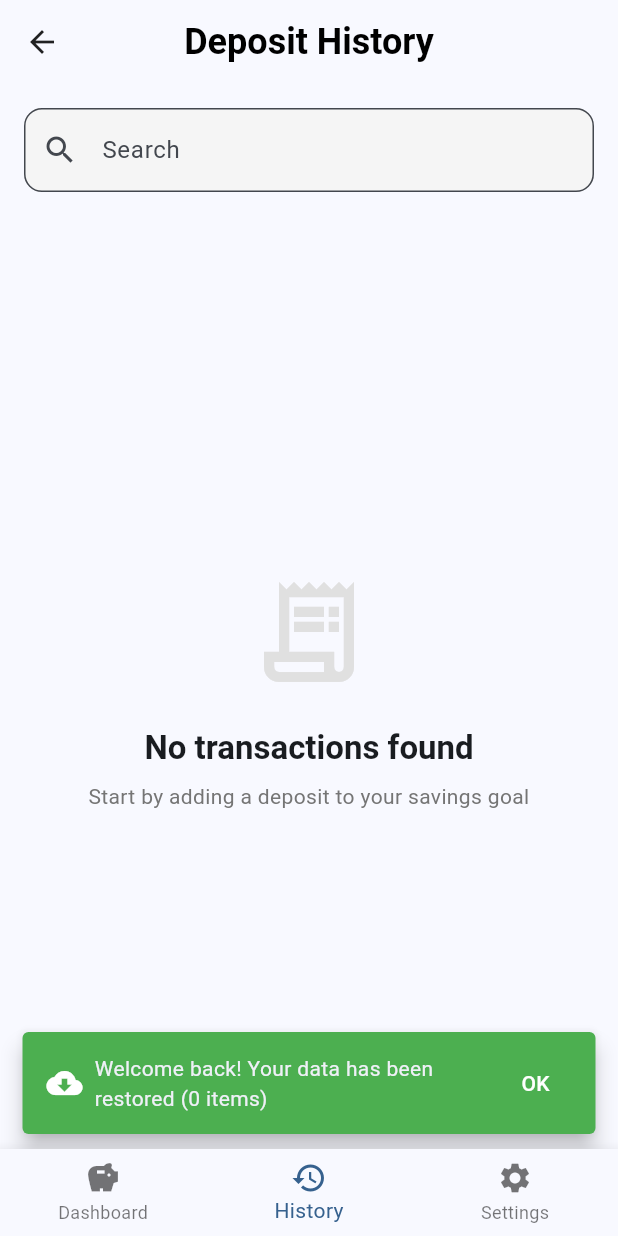
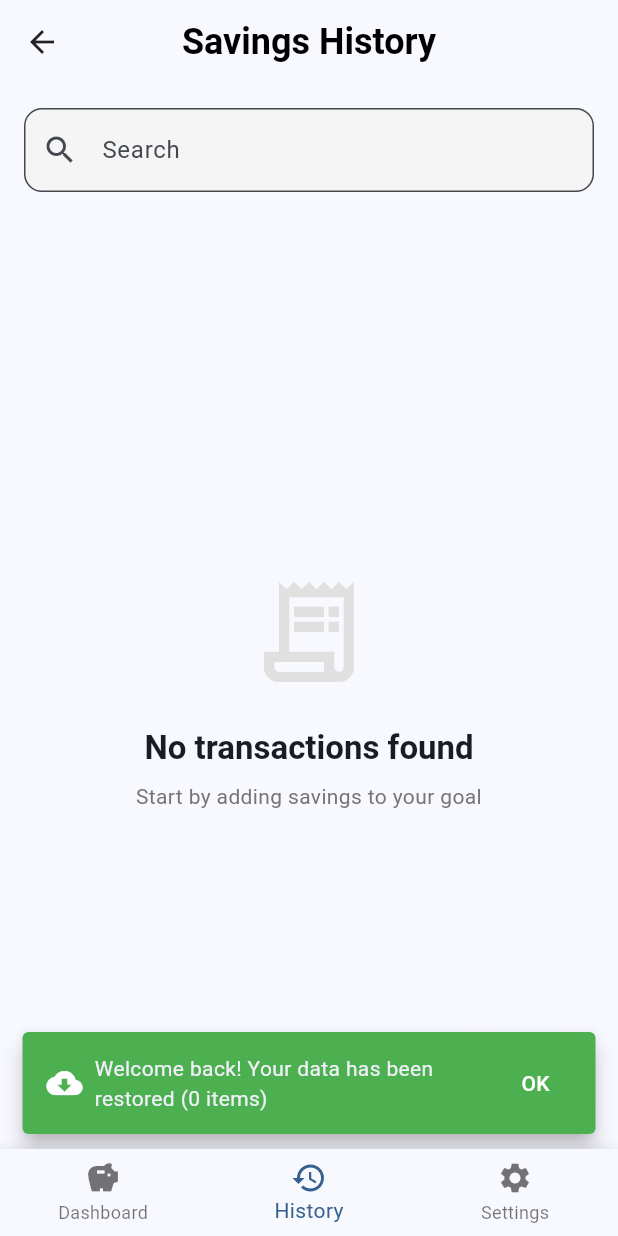
Before and after one commit to arafat-mahmud/expensetracker, a Flutter app: the DepositDashboardPage screen opened directly, item 2 of the bottom bar chosen, on a phone screen of 412 x 824 dp. Run offline on Flutter 3.47's test engine with Material 3 defaults, Android fonts, the phone set to English and light mode, and no system bars; our stand-ins replace cloud_firestore, firebase_auth, firebase_core, fl_chart, google_fonts, google_sign_in and 7 more; accounts and stored records are empty; project files that could hold a hidden picture were left out.

Commit message:
feat: Update terminology from 'Deposit' to 'Savings' across localization and PDF generation

```diff
--- a/lib/l10n/app_localizations.dart
+++ b/lib/l10n/app_localizations.dart
@@ -899,9 +899,9 @@ class EnglishLocalizations extends AppLocalizations {
   @override
   String get expenseMode => 'Expense Mode';
   @override
-  String get depositMode => 'Deposit Mode';
-  @override
-  String get switchToDepositMode => 'Switch to Deposit Mode';
+  String get depositMode => 'Savings Mode';
+  @override
+  String get switchToDepositMode => 'Switch to Savings Mode';
   @override
   String get switchToExpenseMode => 'Switch to Expense Mode';
   @override
@@ -923,11 +923,11 @@ class EnglishLocalizations extends AppLocalizations {
   @override
   String get daysRemaining => 'Days Left';
   @override
-  String get addDeposit => 'Add Deposit';
+  String get addDeposit => 'Add Savings';
   @override
   String get withdraw => 'Withdraw';
   @override
-  String get depositAmount => 'Deposit Amount';
+  String get depositAmount => 'Savings Amount';
   @override
   String get withdrawAmount => 'Withdraw Amount';
   @override
@@ -954,7 +954,7 @@ class EnglishLocalizations extends AppLocalizations {
   @override
   String get pleaseEnterName => 'Please enter a name';
   @override
-  String get depositAdded => 'Deposit added successfully!';
+  String get depositAdded => 'Savings added successfully!';
   @override
   String get withdrawCompleted => 'Withdrawal completed!';
   @override
@@ -964,14 +964,14 @@ class EnglishLocalizations extends AppLocalizations {
   @override
   String get insufficientBalance => 'Insufficient balance';
   @override
-  String get depositHistory => 'Deposit History';
+  String get depositHistory => 'Savings History';
   @override
   String get allProfiles => 'All Goals';
   @override
   String get noMatchingTransactions => 'No matching transactions found';
   @override
   String get startByAddingDeposit =>
-      'Start by adding a deposit to your savings goal';
+      'Start by adding savings to your goal';
 
   @override
   String getCategoryName(String category) {
--- a/lib/screens/deposit/deposit_dashboard_page.dart
+++ b/lib/screens/deposit/deposit_dashboard_page.dart
@@ -455,7 +455,7 @@ class _DepositDashboardPageState extends State<DepositDashboardPage> {
                             ),
                             const SizedBox(width: 4),
                             Text(
-                              'Deposited',
+                              'Saved',
                               style: Theme.of(context)
                                   .textTheme
                                   .bodySmall
--- a/lib/screens/deposit/deposit_profile_detail_page.dart
+++ b/lib/screens/deposit/deposit_profile_detail_page.dart
@@ -415,7 +415,7 @@ class DepositProfileDetailPage extends StatelessWidget {
       builder: (context) => AlertDialog(
         title: const Text('Delete Transaction'),
         content: Text(
-            'Are you sure you want to delete this ${transaction.isDeposit ? "deposit" : "withdrawal"} of ${transaction.amount.toStringAsFixed(2)}?'),
+            'Are you sure you want to delete this ${transaction.isDeposit ? "saving" : "withdrawal"} of ${transaction.amount.toStringAsFixed(2)}?'),
         actions: [
           TextButton(
             onPressed: () => Navigator.pop(context),
--- a/lib/services/deposit_pdf_service.dart
+++ b/lib/services/deposit_pdf_service.dart
@@ -70,7 +70,7 @@ class DepositPdfService {
         crossAxisAlignment: pw.CrossAxisAlignment.start,
         children: [
           pw.Text(
-            'Deposit Report',
+            'Savings Report',
             style: pw.TextStyle(
               font: fontBold,
               fontSize: 28,
@@ -125,7 +125,7 @@ class DepositPdfService {
               _buildSummaryItem(
                 font,
                 fontBold,
-                'Total Deposited',
+                'Total Saved',
                 '\$${totalDeposited.toStringAsFixed(2)}',
                 PdfColors.green,
               ),
@@ -314,7 +314,7 @@ class DepositPdfService {
                       font),
                   _buildTableCell(profile.name, font),
                   _buildTableCell(
-                    transaction.isDeposit ? 'Deposit' : 'Withdraw',
+                    transaction.isDeposit ? 'Saved' : 'Withdraw',
                     font,
                     color:
                         transaction.isDeposit ? PdfColors.green : PdfColors.red,
@@ -372,7 +372,7 @@ class DepositPdfService {
       ),
       child: pw.Center(
         child: pw.Text(
-          'Expense Tracker - Deposit Report',
+          'Expense Tracker - Savings Report',
           style:
               pw.TextStyle(font: font, fontSize: 10, color: PdfColors.grey600),
         ),
@@ -404,7 +404,7 @@ class DepositPdfService {
 
       // Create unique filename
       final fileName =
-          'Deposit_Report_${DateFormat('yyyyMMdd_HHmmss').format(DateTime.now())}.pdf';
+          'Savings_Report_${DateFormat('yyyyMMdd_HHmmss').format(DateTime.now())}.pdf';
       final file = File('${directory.path}/$fileName');
 
       // Save file
@@ -461,7 +461,7 @@ class DepositPdfService {
     await Printing.sharePdf(
       bytes: await pdf.save(),
       filename:
-          'Deposit_Report_${DateFormat('yyyyMMdd_HHmmss').format(DateTime.now())}.pdf',
+          'Savings_Report_${DateFormat('yyyyMMdd_HHmmss').format(DateTime.now())}.pdf',
     );
   }
 }
```
